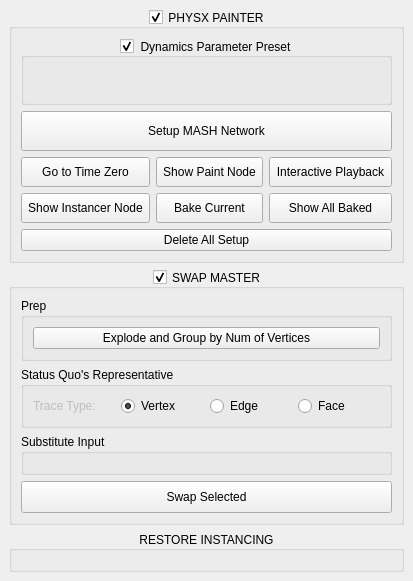
This is src/gui/app/setDressMaster/ui.ui in mushogenshin/mk_dcc as Qt 5 draws it before an edit. The edited form follows.
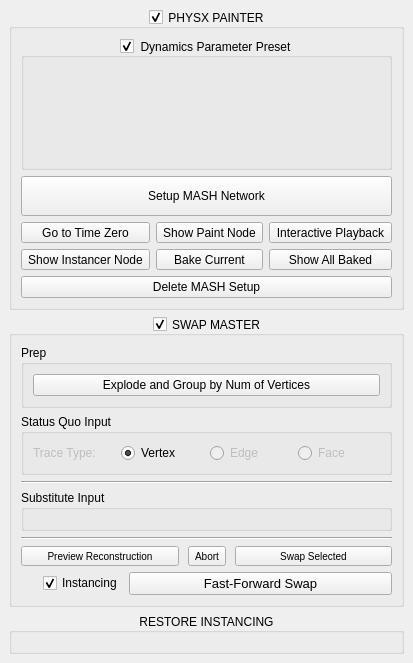
This is the edited form. Icons and pictures are not drawn.

Commit message: WIP Removed PyMEL component objects in app_model_data["SM_candidate_components"] to avoid `ambiguous` PyNode during MASH instancing

```diff
--- a/src/gui/app/setDressMaster/ui.ui
+++ b/src/gui/app/setDressMaster/ui.ui
@@ -7,7 +7,7 @@
     <x>0</x>
     <y>0</y>
     <width>373</width>
-    <height>581</height>
+    <height>663</height>
    </rect>
   </property>
   <property name="windowTitle">
@@ -105,7 +105,7 @@
          <item row="0" column="2">
           <widget class="QToolButton" name="PP_toggle_interactive_playback_btn">
            <property name="sizePolicy">
-            <sizepolicy hsizetype="Preferred" vsizetype="Preferred">
+            <sizepolicy hsizetype="Preferred" vsizetype="Fixed">
              <horstretch>0</horstretch>
              <verstretch>0</verstretch>
             </sizepolicy>
@@ -131,7 +131,7 @@
          <item row="0" column="1">
           <widget class="QToolButton" name="PP_show_paint_node_btn">
            <property name="sizePolicy">
-            <sizepolicy hsizetype="Preferred" vsizetype="Preferred">
+            <sizepolicy hsizetype="Preferred" vsizetype="Fixed">
              <horstretch>0</horstretch>
              <verstretch>0</verstretch>
             </sizepolicy>
@@ -157,7 +157,7 @@
          <item row="0" column="0">
           <widget class="QToolButton" name="PP_reset_playback_btn">
            <property name="sizePolicy">
-            <sizepolicy hsizetype="Preferred" vsizetype="Preferred">
+            <sizepolicy hsizetype="Preferred" vsizetype="Fixed">
              <horstretch>0</horstretch>
              <verstretch>0</verstretch>
             </sizepolicy>
@@ -183,7 +183,7 @@
          <item row="1" column="0">
           <widget class="QToolButton" name="PP_show_instancer_node_btn">
            <property name="sizePolicy">
-            <sizepolicy hsizetype="Preferred" vsizetype="Preferred">
+            <sizepolicy hsizetype="Preferred" vsizetype="Fixed">
              <horstretch>0</horstretch>
              <verstretch>0</verstretch>
             </sizepolicy>
@@ -209,7 +209,7 @@
          <item row="1" column="1">
           <widget class="QToolButton" name="PP_bake_current_btn">
            <property name="sizePolicy">
-            <sizepolicy hsizetype="Preferred" vsizetype="Preferred">
+            <sizepolicy hsizetype="Preferred" vsizetype="Fixed">
              <horstretch>0</horstretch>
              <verstretch>0</verstretch>
             </sizepolicy>
@@ -235,7 +235,7 @@
          <item row="1" column="2">
           <widget class="QToolButton" name="PP_show_all_baked_btn">
            <property name="sizePolicy">
-            <sizepolicy hsizetype="Preferred" vsizetype="Preferred">
+            <sizepolicy hsizetype="Preferred" vsizetype="Fixed">
              <horstretch>0</horstretch>
              <verstretch>0</verstretch>
             </sizepolicy>
@@ -266,7 +266,7 @@
           <bool>true</bool>
          </property>
          <property name="text">
-          <string>Delete All Setup</string>
+          <string>Delete MASH Setup</string>
          </property>
          <property name="icon">
           <iconset resource="rc/resources.qrc">
@@ -289,7 +289,7 @@
        <bool>true</bool>
       </property>
       <property name="sizePolicy">
-       <sizepolicy hsizetype="Preferred" vsizetype="Preferred">
+       <sizepolicy hsizetype="Preferred" vsizetype="Fixed">
         <horstretch>0</horstretch>
         <verstretch>0</verstretch>
        </sizepolicy>
@@ -336,7 +336,7 @@
           </sizepolicy>
          </property>
          <property name="title">
-          <string>Status Quo's Representative</string>
+          <string>Status Quo Input</string>
          </property>
          <layout class="QVBoxLayout" name="verticalLayout">
           <item>
@@ -363,6 +363,9 @@
             </item>
             <item>
              <widget class="QRadioButton" name="SM_trace_edge_radio_btn">
+              <property name="enabled">
+               <bool>false</bool>
+              </property>
               <property name="text">
                <string>Edge</string>
               </property>
@@ -370,6 +373,9 @@
             </item>
             <item>
              <widget class="QRadioButton" name="SM_trace_face_radio_btn">
+              <property name="enabled">
+               <bool>false</bool>
+              </property>
               <property name="text">
                <string>Face</string>
               </property>
@@ -383,6 +389,13 @@
          </layout>
         </widget>
        </item>
+       <item>
+        <widget class="Line" name="line_2">
+         <property name="orientation">
+          <enum>Qt::Horizontal</enum>
+         </property>
+        </widget>
+       </item>
        <item>
         <widget class="QGroupBox" name="groupBox_2">
          <property name="title">
@@ -396,27 +409,170 @@
         </widget>
        </item>
        <item>
-        <widget class="QPushButton" name="SM_swap_selected_btn">
-         <property name="minimumSize">
-          <size>
-           <width>0</width>
-           <height>32</height>
-          </size>
-         </property>
-         <property name="styleSheet">
-          <string notr="true">font-size: 12px;</string>
-         </property>
-         <property name="text">
-          <string>Swap Selected</string>
-         </property>
-         <property name="iconSize">
-          <size>
-           <width>32</width>
-           <height>32</height>
-          </size>
+        <widget class="Line" name="line">
+         <property name="orientation">
+          <enum>Qt::Horizontal</enum>
          </property>
         </widget>
        </item>
+       <item>
+        <layout class="QHBoxLayout" name="horizontalLayout_3">
+         <property name="spacing">
+          <number>9</number>
+         </property>
+         <property name="leftMargin">
+          <number>0</number>
+         </property>
+         <property name="topMargin">
+          <number>0</number>
+         </property>
+         <property name="rightMargin">
+          <number>0</number>
+         </property>
+         <property name="bottomMargin">
+          <number>0</number>
+         </property>
+         <item>
+          <widget class="QToolButton" name="SM_preview_nuclei_btn">
+           <property name="sizePolicy">
+            <sizepolicy hsizetype="Preferred" vsizetype="Preferred">
+             <horstretch>0</horstretch>
+             <verstretch>0</verstretch>
+            </sizepolicy>
+           </property>
+           <property name="styleSheet">
+            <string notr="true">font-size: 10px;</string>
+           </property>
+           <property name="text">
+            <string>Preview Reconstruction</string>
+           </property>
+           <property name="icon">
+            <iconset resource="rc/resources.qrc">
+             <normaloff>:/icons/baseline_engineering_white_48dp.png</normaloff>:/icons/baseline_engineering_white_48dp.png</iconset>
+           </property>
+           <property name="iconSize">
+            <size>
+             <width>20</width>
+             <height>20</height>
+            </size>
+           </property>
+           <property name="toolButtonStyle">
+            <enum>Qt::ToolButtonTextUnderIcon</enum>
+           </property>
+          </widget>
+         </item>
+         <item>
+          <widget class="QToolButton" name="SM_delete_nuclei_btn">
+           <property name="sizePolicy">
+            <sizepolicy hsizetype="Fixed" vsizetype="Preferred">
+             <horstretch>0</horstretch>
+             <verstretch>0</verstretch>
+            </sizepolicy>
+           </property>
+           <property name="styleSheet">
+            <string notr="true">font-size: 10px;</string>
+           </property>
+           <property name="text">
+            <string>Abort</string>
+           </property>
+           <property name="icon">
+            <iconset resource="rc/resources.qrc">
+             <normaloff>:/icons/baseline_clear_white_48dp.png</normaloff>:/icons/baseline_clear_white_48dp.png</iconset>
+           </property>
+           <property name="iconSize">
+            <size>
+             <width>20</width>
+             <height>20</height>
+            </size>
+           </property>
+           <property name="toolButtonStyle">
+            <enum>Qt::ToolButtonTextUnderIcon</enum>
+           </property>
+          </widget>
+         </item>
+         <item>
+          <widget class="QToolButton" name="SM_swap_selected_btn">
+           <property name="sizePolicy">
+            <sizepolicy hsizetype="Preferred" vsizetype="Preferred">
+             <horstretch>0</horstretch>
+             <verstretch>0</verstretch>
+            </sizepolicy>
+           </property>
+           <property name="styleSheet">
+            <string notr="true">font-size: 10px;</string>
+           </property>
+           <property name="text">
+            <string>Swap Selected</string>
+           </property>
+           <property name="icon">
+            <iconset resource="rc/resources.qrc">
+             <normaloff>:/icons/baseline_scatter_plot_white_48dp.png</normaloff>:/icons/baseline_scatter_plot_white_48dp.png</iconset>
+           </property>
+           <property name="iconSize">
+            <size>
+             <width>20</width>
+             <height>20</height>
+            </size>
+           </property>
+           <property name="toolButtonStyle">
+            <enum>Qt::ToolButtonTextUnderIcon</enum>
+           </property>
+          </widget>
+         </item>
+        </layout>
+       </item>
+       <item>
+        <layout class="QHBoxLayout" name="horizontalLayout_4">
+         <property name="leftMargin">
+          <number>22</number>
+         </property>
+         <property name="topMargin">
+          <number>0</number>
+         </property>
+         <property name="rightMargin">
+          <number>0</number>
+         </property>
+         <property name="bottomMargin">
+          <number>0</number>
+         </property>
+         <item>
+          <widget class="QCheckBox" name="SM_swap_use_instancing_check_box">
+           <property name="text">
+            <string>Instancing</string>
+           </property>
+           <property name="checked">
+            <bool>true</bool>
+           </property>
+          </widget>
+         </item>
+         <item>
+          <widget class="QPushButton" name="SM_fast_forward_swap_btn">
+           <property name="sizePolicy">
+            <sizepolicy hsizetype="Expanding" vsizetype="Fixed">
+             <horstretch>0</horstretch>
+             <verstretch>0</verstretch>
+            </sizepolicy>
+           </property>
+           <property name="styleSheet">
+            <string notr="true">font-size: 13px;</string>
+           </property>
+           <property name="text">
+            <string>Fast-Forward Swap</string>
+           </property>
+           <property name="icon">
+            <iconset resource="rc/resources.qrc">
+             <normaloff>:/icons/baseline_fast_forward_white_48dp.png</normaloff>:/icons/baseline_fast_forward_white_48dp.png</iconset>
+           </property>
+           <property name="iconSize">
+            <size>
+             <width>36</width>
+             <height>36</height>
+            </size>
+           </property>
+          </widget>
+         </item>
+        </layout>
+       </item>
       </layout>
      </widget>
     </item>
```
Left out of the diff: 4 changed lines with no effect on the pictures. The commit also changes 18 other files.
